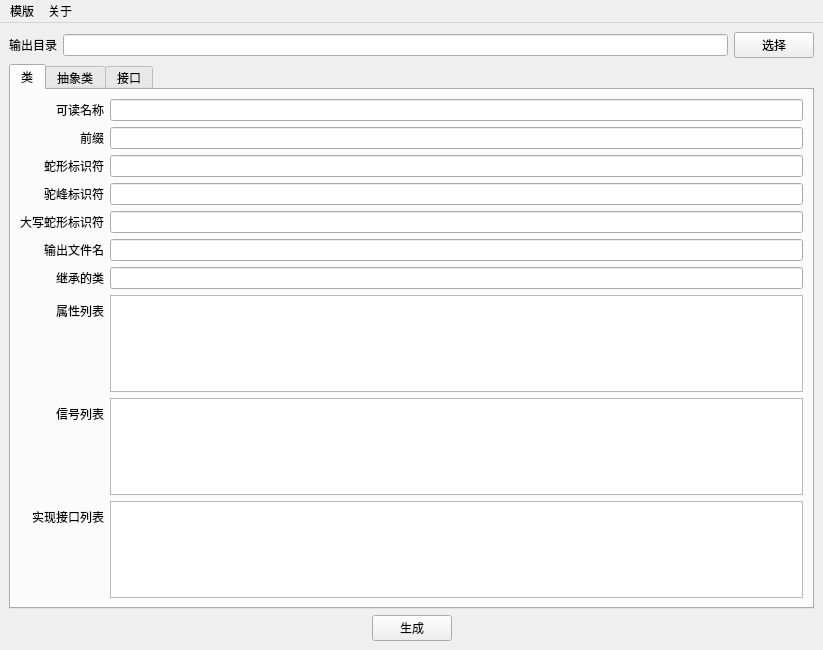
Qt form MainWindow.ui (tajoy/GOC) before a commit.
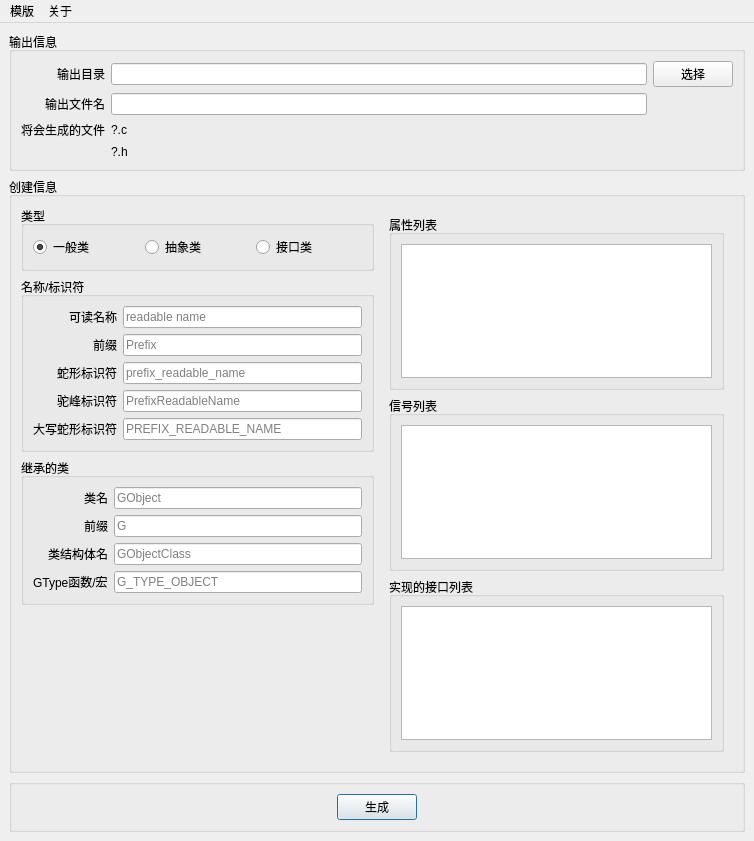
The same form after that commit.

Commit message: 全新的, 完整的UI设计!

```diff
--- a/MainWindow.ui
+++ b/MainWindow.ui
@@ -6,8 +6,8 @@
    <rect>
     <x>0</x>
     <y>0</y>
-    <width>823</width>
-    <height>650</height>
+    <width>754</width>
+    <height>841</height>
    </rect>
   </property>
   <property name="sizePolicy">
@@ -26,10 +26,37 @@
      <verstretch>0</verstretch>
     </sizepolicy>
    </property>
-   <layout class="QVBoxLayout" name="verticalLayout_3">
+   <layout class="QVBoxLayout" name="verticalLayout">
     <item>
-     <layout class="QHBoxLayout" name="horizontalLayout">
-      <item>
+     <widget class="QGroupBox" name="">
+      <property name="title">
+       <string>输出信息</string>
+      </property>
+      <layout class="QGridLayout" name="gridLayout">
+       <item row="1" column="2">
+        <widget class="QLineEdit" name="edtOutFilename"/>
+       </item>
+       <item row="1" column="0">
+        <widget class="QLabel" name="label_7">
+         <property name="text">
+          <string>输出文件名</string>
+         </property>
+         <property name="alignment">
+          <set>Qt::AlignRight|Qt::AlignTrailing|Qt::AlignVCenter</set>
+         </property>
+        </widget>
+       </item>
+       <item row="0" column="3">
+        <widget class="QPushButton" name="btnSelOutDir">
+         <property name="text">
+          <string>选择</string>
+         </property>
+        </widget>
+       </item>
+       <item row="0" column="2">
+        <widget class="QLineEdit" name="edtOutDir"/>
+       </item>
+       <item row="0" column="0">
        <widget class="QLabel" name="label">
         <property name="text">
          <string>输出目录</string>
@@ -38,182 +65,326 @@
          <enum>Qt::PlainText</enum>
         </property>
         <property name="alignment">
-         <set>Qt::AlignCenter</set>
+          <set>Qt::AlignRight|Qt::AlignTrailing|Qt::AlignVCenter</set>
         </property>
        </widget>
       </item>
+       <item row="2" column="2">
+        <widget class="QLabel" name="label_9">
+         <property name="text">
+          <string>?.c</string>
+         </property>
+        </widget>
+       </item>
+       <item row="2" column="0">
+        <widget class="QLabel" name="label_8">
+         <property name="text">
+          <string>将会生成的文件</string>
+         </property>
+        </widget>
+       </item>
+       <item row="3" column="2">
+        <widget class="QLabel" name="label_11">
+         <property name="text">
+          <string>?.h</string>
+         </property>
+        </widget>
+       </item>
+      </layout>
+     </widget>
+    </item>
       <item>
-       <widget class="QLineEdit" name="edtOutDir"/>
+     <widget class="QGroupBox" name="horizontalGroupBox">
+      <property name="title">
+       <string>创建信息</string>
+      </property>
+      <layout class="QHBoxLayout" name="horizontalLayout_2">
+       <item>
+        <layout class="QVBoxLayout" name="verticalLayout_2">
+         <item>
+          <widget class="QGroupBox" name="horizontalGroupBox">
+           <property name="title">
+            <string>类型</string>
+           </property>
+           <layout class="QHBoxLayout" name="horizontalLayout_3">
+            <item>
+             <widget class="QRadioButton" name="rbtnNormalClass">
+              <property name="text">
+               <string>一般类</string>
+              </property>
+              <property name="checked">
+               <bool>true</bool>
+              </property>
+             </widget>
       </item>
       <item>
-       <widget class="QPushButton" name="btnSelOutDir">
+             <widget class="QRadioButton" name="rbtnAbstractClass">
         <property name="text">
-         <string>选择</string>
+               <string>抽象类</string>
         </property>
        </widget>
       </item>
-     </layout>
+            <item>
+             <widget class="QRadioButton" name="rbtnInterface">
+              <property name="text">
+               <string>接口类</string>
+              </property>
+             </widget>
+            </item>
+           </layout>
+          </widget>
     </item>
     <item>
-     <widget class="QTabWidget" name="tabWidget">
-      <property name="currentIndex">
-       <number>0</number>
-      </property>
-      <widget class="QWidget" name="tab">
-       <attribute name="title">
-        <string>类</string>
-       </attribute>
-       <layout class="QVBoxLayout" name="verticalLayout_4">
-        <item>
+          <widget class="QGroupBox" name="">
+           <property name="title">
+            <string>名称/标识符</string>
+           </property>
          <layout class="QFormLayout" name="formLayout">
-          <property name="fieldGrowthPolicy">
-           <enum>QFormLayout::AllNonFixedFieldsGrow</enum>
+            <property name="sizeConstraint">
+             <enum>QLayout::SetDefaultConstraint</enum>
           </property>
           <property name="labelAlignment">
            <set>Qt::AlignRight|Qt::AlignTrailing|Qt::AlignVCenter</set>
           </property>
-          <item row="0" column="0">
+            <property name="formAlignment">
+             <set>Qt::AlignLeading|Qt::AlignLeft|Qt::AlignTop</set>
+            </property>
+            <item row="1" column="0">
            <widget class="QLabel" name="label_2">
             <property name="text">
              <string>可读名称</string>
             </property>
            </widget>
           </item>
-          <item row="0" column="1">
-           <widget class="QLineEdit" name="edtReadName"/>
-          </item>
-          <item row="1" column="0">
+            <item row="1" column="1">
+             <widget class="QLineEdit" name="edtReadName">
+              <property name="statusTip">
+               <string/>
+              </property>
+              <property name="whatsThis">
+               <string/>
+              </property>
+              <property name="inputMask">
+               <string/>
+              </property>
+              <property name="maxLength">
+               <number>32767</number>
+              </property>
+              <property name="dragEnabled">
+               <bool>false</bool>
+              </property>
+              <property name="placeholderText">
+               <string>readable name</string>
+              </property>
+             </widget>
+            </item>
+            <item row="2" column="0">
            <widget class="QLabel" name="label_6">
             <property name="text">
              <string>前缀</string>
             </property>
            </widget>
           </item>
-          <item row="1" column="1">
-           <widget class="QLineEdit" name="edtPrefix"/>
-          </item>
-          <item row="2" column="0">
+            <item row="2" column="1">
+             <widget class="QLineEdit" name="edtPrefix">
+              <property name="placeholderText">
+               <string>Prefix</string>
+              </property>
+             </widget>
+            </item>
+            <item row="3" column="0">
            <widget class="QLabel" name="label_3">
             <property name="text">
              <string>蛇形标识符</string>
             </property>
            </widget>
           </item>
-          <item row="2" column="1">
-           <widget class="QLineEdit" name="edtSnakeID"/>
-          </item>
-          <item row="3" column="0">
+            <item row="3" column="1">
+             <widget class="QLineEdit" name="edtSnakeID">
+              <property name="inputMethodHints">
+               <set>Qt::ImhNone</set>
+              </property>
+              <property name="placeholderText">
+               <string>prefix_readable_name</string>
+              </property>
+             </widget>
+            </item>
+            <item row="4" column="0">
            <widget class="QLabel" name="label_4">
             <property name="text">
              <string>驼峰标识符</string>
             </property>
            </widget>
           </item>
-          <item row="3" column="1">
-           <widget class="QLineEdit" name="edtCamelID"/>
-          </item>
-          <item row="4" column="0">
-           <widget class="QLabel" name="label_5">
-            <property name="text">
-             <string>大写蛇形标识符</string>
-            </property>
-           </widget>
-          </item>
           <item row="4" column="1">
-           <widget class="QLineEdit" name="edtBigSnakeID"/>
+             <widget class="QLineEdit" name="edtCamelID">
+              <property name="placeholderText">
+               <string>PrefixReadableName</string>
+              </property>
+             </widget>
           </item>
           <item row="5" column="0">
-           <widget class="QLabel" name="label_7">
+             <widget class="QLabel" name="label_5">
             <property name="text">
-             <string>输出文件名</string>
-            </property>
-           </widget>
-          </item>
-          <item row="7" column="0">
-           <widget class="QLabel" name="label_8">
-            <property name="text">
-             <string>属性列表</string>
-            </property>
-           </widget>
-          </item>
-          <item row="8" column="0">
-           <widget class="QLabel" name="label_9">
-            <property name="text">
-             <string>信号列表</string>
+               <string>大写蛇形标识符</string>
             </property>
            </widget>
           </item>
           <item row="5" column="1">
-           <widget class="QLineEdit" name="edtOutFilename"/>
-          </item>
-          <item row="9" column="0">
-           <widget class="QLabel" name="label_10">
-            <property name="toolTip">
-             <string>请填写获取GType的表达式/函数/宏!</string>
-            </property>
-            <property name="text">
-             <string>实现接口列表</string>
+             <widget class="QLineEdit" name="edtBigSnakeID">
+              <property name="inputMethodHints">
+               <set>Qt::ImhNone</set>
+              </property>
+              <property name="placeholderText">
+               <string>PREFIX_READABLE_NAME</string>
             </property>
            </widget>
           </item>
-          <item row="7" column="1">
-           <widget class="QListWidget" name="lstProperties"/>
-          </item>
-          <item row="8" column="1">
-           <widget class="QListWidget" name="lstSignals"/>
-          </item>
-          <item row="9" column="1">
-           <widget class="QListWidget" name="lstImplInteface">
-            <property name="toolTip">
-             <string>请填写获取GType的表达式/函数/宏!</string>
-            </property>
-           </widget>
-          </item>
-          <item row="6" column="0">
-           <widget class="QLabel" name="label_11">
-            <property name="toolTip">
-             <string>请填写获取GType的表达式/函数/宏!</string>
-            </property>
-            <property name="text">
+           </layout>
+          </widget>
+         </item>
+         <item>
+          <widget class="QGroupBox" name="formGroupBox">
+           <property name="title">
              <string>继承的类</string>
             </property>
-           </widget>
-          </item>
-          <item row="6" column="1">
-           <widget class="QLineEdit" name="edtParentClass">
-            <property name="toolTip">
-             <string>请填写获取GType的表达式/函数/宏!</string>
+           <layout class="QFormLayout" name="formLayout_3">
+            <property name="labelAlignment">
+             <set>Qt::AlignRight|Qt::AlignTrailing|Qt::AlignVCenter</set>
+            </property>
+            <item row="0" column="0">
+             <widget class="QLabel" name="label_12">
+              <property name="text">
+               <string>类名</string>
+              </property>
+             </widget>
+            </item>
+            <item row="0" column="1">
+             <widget class="QLineEdit" name="lineEdit">
+              <property name="placeholderText">
+               <string>GObject</string>
             </property>
            </widget>
           </item>
-         </layout>
-        </item>
-       </layout>
-      </widget>
-      <widget class="QWidget" name="tab_2">
-       <attribute name="title">
-        <string>抽象类</string>
-       </attribute>
+            <item row="1" column="0">
+             <widget class="QLabel" name="label_16">
+              <property name="text">
+               <string>前缀</string>
+              </property>
+             </widget>
+            </item>
+            <item row="1" column="1">
+             <widget class="QLineEdit" name="edtPrefixParent">
+              <property name="placeholderText">
+               <string>G</string>
+              </property>
+             </widget>
+            </item>
+            <item row="2" column="0">
+             <widget class="QLabel" name="label_13">
+              <property name="text">
+               <string>类结构体名</string>
+              </property>
+             </widget>
+            </item>
+            <item row="2" column="1">
+             <widget class="QLineEdit" name="lineEdit_2">
+              <property name="placeholderText">
+               <string>GObjectClass</string>
+              </property>
+             </widget>
+            </item>
+            <item row="3" column="0">
+             <widget class="QLabel" name="label_14">
+              <property name="text">
+               <string>GType函数/宏</string>
+              </property>
+             </widget>
+            </item>
+            <item row="3" column="1">
+             <widget class="QLineEdit" name="lineEdit_3">
+              <property name="placeholderText">
+               <string>G_TYPE_OBJECT</string>
+              </property>
+             </widget>
+            </item>
+           </layout>
+          </widget>
+         </item>
+         <item>
+          <spacer name="verticalSpacer">
+           <property name="orientation">
+            <enum>Qt::Vertical</enum>
+           </property>
+           <property name="sizeType">
+            <enum>QSizePolicy::Expanding</enum>
+           </property>
+           <property name="sizeHint" stdset="0">
+            <size>
+             <width>0</width>
+             <height>0</height>
+            </size>
+           </property>
+          </spacer>
+         </item>
+        </layout>
+       </item>
+       <item>
+        <widget class="QFrame" name="formFrame">
+         <layout class="QVBoxLayout" name="verticalLayout_3">
+          <item>
+           <widget class="QGroupBox" name="groupBox">
+            <property name="title">
+             <string>属性列表</string>
+            </property>
+            <layout class="QVBoxLayout" name="verticalLayout_4">
+             <item>
+              <widget class="QTableView" name="lstProperties">
+               <property name="styleSheet">
+                <string notr="true"/>
+               </property>
+              </widget>
+             </item>
+            </layout>
+           </widget>
+          </item>
+          <item>
+           <widget class="QGroupBox" name="groupBox_2">
+            <property name="title">
+             <string>信号列表</string>
+            </property>
        <layout class="QVBoxLayout" name="verticalLayout_5">
         <item>
-         <layout class="QFormLayout" name="formLayout_2"/>
+              <widget class="QTableView" name="lstSignals"/>
         </item>
        </layout>
       </widget>
-      <widget class="QWidget" name="tab_3">
-       <attribute name="title">
-        <string>接口</string>
-       </attribute>
+          </item>
+          <item>
+           <widget class="QGroupBox" name="groupBox_3">
+            <property name="title">
+             <string>实现的接口列表</string>
+            </property>
        <layout class="QVBoxLayout" name="verticalLayout_6">
         <item>
-         <layout class="QFormLayout" name="formLayout_3"/>
+              <widget class="QTableView" name="lstImplInteface">
+               <property name="toolTip">
+                <string>请填写获取GType的表达式/函数/宏!</string>
+               </property>
+              </widget>
         </item>
        </layout>
       </widget>
+          </item>
+         </layout>
+        </widget>
+       </item>
+      </layout>
      </widget>
     </item>
     <item>
-     <layout class="QHBoxLayout" name="horizontalLayout_2">
+     <widget class="QGroupBox" name="">
+      <layout class="QHBoxLayout" name="horizontalLayout">
       <item>
        <spacer name="horizontalSpacer">
         <property name="orientation">
@@ -232,6 +403,18 @@
         <property name="text">
          <string>生成</string>
         </property>
+         <property name="shortcut">
+          <string>Return</string>
+         </property>
+         <property name="autoDefault">
+          <bool>true</bool>
+         </property>
+         <property name="default">
+          <bool>true</bool>
+         </property>
+         <property name="flat">
+          <bool>false</bool>
+         </property>
        </widget>
       </item>
       <item>
@@ -248,6 +431,7 @@
        </spacer>
       </item>
      </layout>
+     </widget>
     </item>
    </layout>
   </widget>
@@ -256,33 +440,57 @@
     <rect>
      <x>0</x>
      <y>0</y>
-     <width>823</width>
-     <height>28</height>
+     <width>754</width>
+     <height>23</height>
     </rect>
    </property>
    <widget class="QMenu" name="menu">
     <property name="title">
      <string>模版</string>
     </property>
-    <addaction name="action"/>
-    <addaction name="action_2"/>
+    <addaction name="act_open_default_tmpl_dir"/>
+    <addaction name="act_open_user_tmpl_dir"/>
    </widget>
    <widget class="QMenu" name="menu_2">
     <property name="title">
      <string>关于</string>
     </property>
+    <addaction name="act_help"/>
+    <addaction name="act_about_me"/>
    </widget>
    <addaction name="menu"/>
    <addaction name="menu_2"/>
   </widget>
-  <action name="action">
+  <action name="act_open_default_tmpl_dir">
    <property name="text">
     <string>打开默认模版目录</string>
    </property>
+   <property name="shortcut">
+    <string>F3</string>
+   </property>
   </action>
-  <action name="action_2">
+  <action name="act_open_user_tmpl_dir">
    <property name="text">
     <string>打开用户模版目录</string>
+   </property>
+   <property name="shortcut">
+    <string>F4</string>
+   </property>
+  </action>
+  <action name="act_about_me">
+   <property name="text">
+    <string>本软件</string>
+   </property>
+   <property name="shortcut">
+    <string>F2</string>
+   </property>
+  </action>
+  <action name="act_help">
+   <property name="text">
+    <string>帮助</string>
+   </property>
+   <property name="shortcut">
+    <string>F1</string>
    </property>
   </action>
  </widget>
```
Lines whose indentation alone changed are shown as unchanged. The commit also changes 1 other file.
